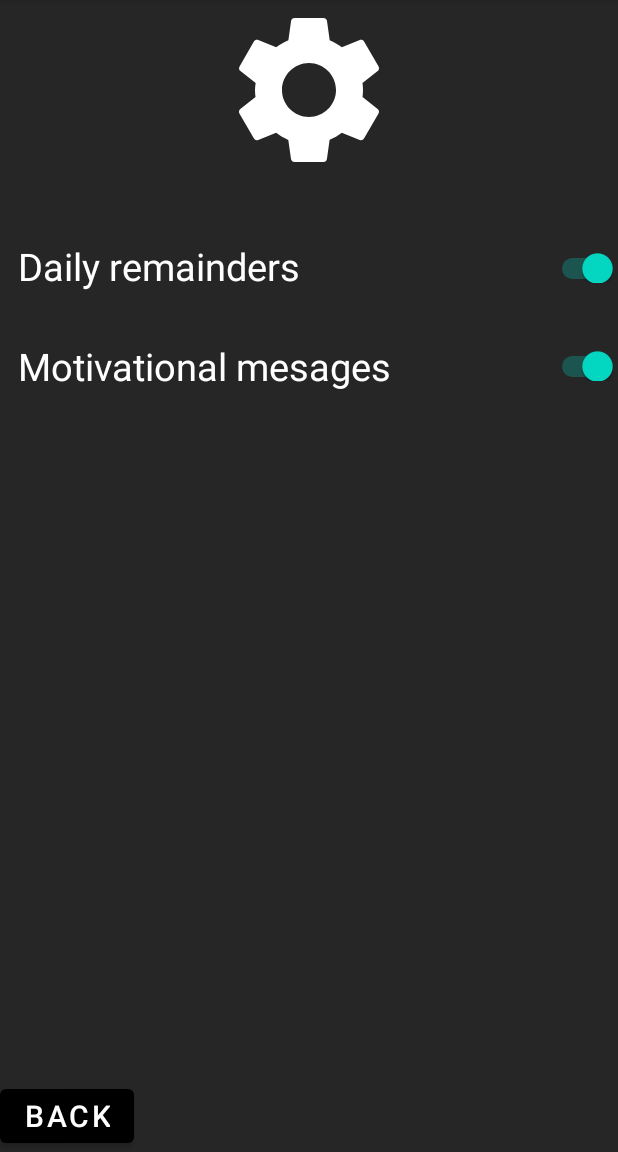
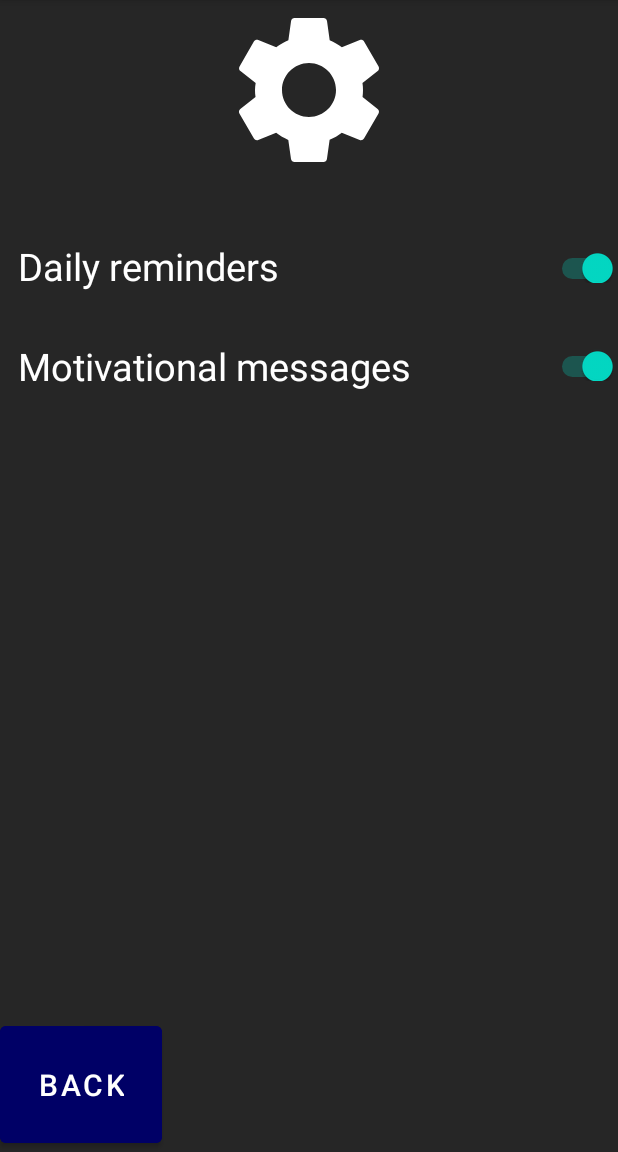
Before and after one commit to user7623/secunda-lingua, an Android app: the SettingsActivity screen opened directly, with no data from a screen before it, after a tap on an icon or button, on a phone screen of 412 x 824 dp, the part 84-1236 px from its top. Run offline under Robolectric (Android 15) with nearby library versions, the phone set to English and light mode, and no system bars; 1 other tap on this screen came first.

Commit message:
"second commit"

```diff
--- a/app/src/main/java/com/example/diplomska/SettingsActivity.java
+++ b/app/src/main/java/com/example/diplomska/SettingsActivity.java
@@ -2,12 +2,16 @@ package com.example.diplomska;
 
 import androidx.appcompat.app.AppCompatActivity;
 
+import android.app.AlarmManager;
+import android.app.PendingIntent;
 import android.content.Intent;
 import android.os.Bundle;
 import android.view.View;
 import android.widget.Button;
 import android.widget.ImageButton;
 import android.widget.Switch;
+
+import java.util.Calendar;
 
 public class SettingsActivity extends AppCompatActivity {
 
@@ -33,6 +37,18 @@ public class SettingsActivity extends AppCompatActivity {
             @Override
             public void onClick(View v) {
                 // Tuka vnesi kod za promena na promenlivata za notifikacii
+                Calendar calendar = Calendar.getInstance();
+
+                calendar.set(Calendar.HOUR_OF_DAY, 16);
+                calendar.set(Calendar.MINUTE, 15);
+
+                Intent notificationIntent = new Intent(SettingsActivity.this, BroadcastReceiver.class);
+
+                PendingIntent pendingIntent = PendingIntent.getBroadcast(getApplicationContext(),100,notificationIntent, PendingIntent.FLAG_UPDATE_CURRENT);
+
+                AlarmManager alarmManager = (AlarmManager) getSystemService(ALARM_SERVICE);
+                alarmManager.setRepeating(AlarmManager.RTC_WAKEUP, calendar.getTimeInMillis(), AlarmManager.INTERVAL_DAY, pendingIntent);
+
             }
         });
 
--- a/app/src/main/res/layout/activity_settings.xml
+++ b/app/src/main/res/layout/activity_settings.xml
@@ -27,7 +27,7 @@
     <TextView
         android:layout_width="wrap_content"
         android:layout_height="wrap_content"
-        android:text="  Daily remainders"
+        android:text="  Daily reminders"
         android:textColor="@android:color/white"
         android:textSize="25dp"
         android:id="@+id/notifications_settings_text"
@@ -38,7 +38,7 @@
     <TextView
         android:layout_width="wrap_content"
         android:layout_height="wrap_content"
-        android:text="  Motivational mesages"
+        android:text="  Motivational messages"
         android:textColor="@android:color/white"
         android:textSize="25dp"
         android:id="@+id/motivations_settings_text"
@@ -70,6 +70,9 @@
         android:layout_height="wrap_content"
         app:layout_constraintBottom_toBottomOf="parent"
         app:layout_constraintLeft_toLeftOf="parent"
+        android:paddingVertical="25dp"
+        android:paddingHorizontal="25dp"
+        android:backgroundTint="#000066"
         android:text="BACK"
         android:textSize="20dp"
         />
```
Also changed, not shown: app/src/main/AndroidManifest.xml (+8 -0 lines), app/src/main/java/com/example/diplomska/BroadcastReceiver.java (added, +31 -0 lines), app/src/main/res/drawable/ic_notification_book_icon.xml (added, +8 -0 lines).
